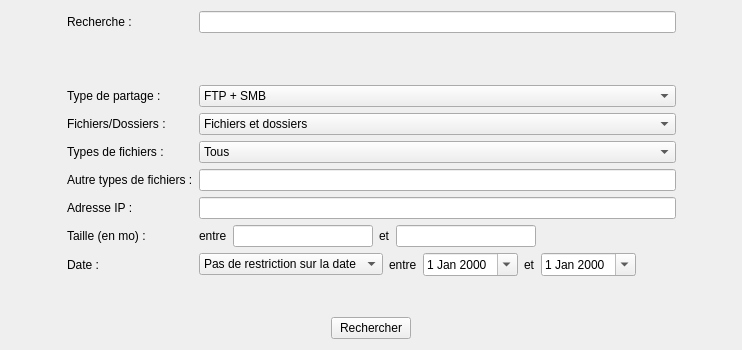
Above: ui/adv_search.ui from MaximeCheramy/pyrex before the change. Below: the same form after it.
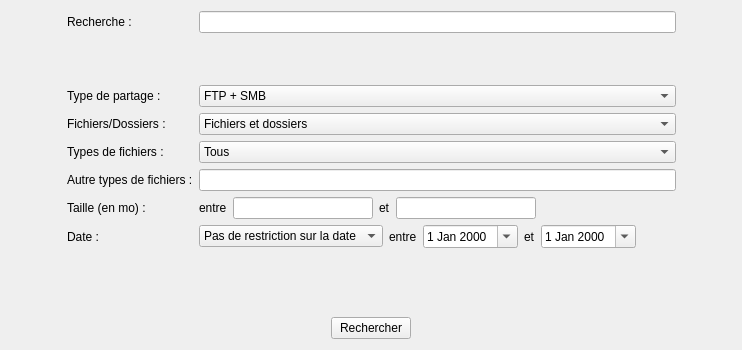
That is the form after the change.

Commit message: Enlevage du champ 'ip' dans la recherche avancée

The edit to the form file:
```diff
--- a/ui/adv_search.ui
+++ b/ui/adv_search.ui
@@ -44,6 +44,19 @@
      </item>
      <item row="0" column="1">
       <layout class="QFormLayout" name="formLayout">
+       <property name="fieldGrowthPolicy">
+        <enum>QFormLayout::AllNonFixedFieldsGrow</enum>
+       </property>
+       <item row="1" column="0">
+        <widget class="QLabel" name="label">
+         <property name="text">
+          <string>Recherche :</string>
+         </property>
+        </widget>
+       </item>
+       <item row="1" column="1">
+        <widget class="QLineEdit" name="search_edit2"/>
+       </item>
        <item row="2" column="1">
         <spacer name="verticalSpacer">
          <property name="orientation">
@@ -64,48 +77,6 @@
          </property>
         </widget>
        </item>
-       <item row="4" column="0">
-        <widget class="QLabel" name="label_3">
-         <property name="text">
-          <string>Fichiers/Dossiers :</string>
-         </property>
-        </widget>
-       </item>
-       <item row="5" column="0">
-        <widget class="QLabel" name="label_4">
-         <property name="text">
-          <string>Types de fichiers :</string>
-         </property>
-        </widget>
-       </item>
-       <item row="6" column="0">
-        <widget class="QLabel" name="label_5">
-         <property name="text">
-          <string>Autre types de fichiers :</string>
-         </property>
-        </widget>
-       </item>
-       <item row="7" column="0">
-        <widget class="QLabel" name="label_6">
-         <property name="text">
-          <string>Adresse IP :</string>
-         </property>
-        </widget>
-       </item>
-       <item row="8" column="0">
-        <widget class="QLabel" name="label_7">
-         <property name="text">
-          <string>Taille (en mo) :</string>
-         </property>
-        </widget>
-       </item>
-       <item row="9" column="0">
-        <widget class="QLabel" name="label_10">
-         <property name="text">
-          <string>Date :</string>
-         </property>
-        </widget>
-       </item>
        <item row="3" column="1">
         <widget class="QComboBox" name="combo_type_partage">
          <item>
@@ -125,6 +96,13 @@
          </item>
         </widget>
        </item>
+       <item row="4" column="0">
+        <widget class="QLabel" name="label_3">
+         <property name="text">
+          <string>Fichiers/Dossiers :</string>
+         </property>
+        </widget>
+       </item>
        <item row="4" column="1">
         <widget class="QComboBox" name="combo_fichier_dossier">
          <item>
@@ -144,6 +122,13 @@
          </item>
         </widget>
        </item>
+       <item row="5" column="0">
+        <widget class="QLabel" name="label_4">
+         <property name="text">
+          <string>Types de fichiers :</string>
+         </property>
+        </widget>
+       </item>
        <item row="5" column="1">
         <widget class="QComboBox" name="combo_type_fichier">
          <item>
@@ -178,13 +163,68 @@
          </item>
         </widget>
        </item>
+       <item row="6" column="0">
+        <widget class="QLabel" name="label_5">
+         <property name="text">
+          <string>Autre types de fichiers :</string>
+         </property>
+        </widget>
+       </item>
        <item row="6" column="1">
         <widget class="QLineEdit" name="ext_edit"/>
        </item>
+       <item row="7" column="0">
+        <widget class="QLabel" name="label_7">
+         <property name="text">
+          <string>Taille (en mo) :</string>
+         </property>
+        </widget>
+       </item>
        <item row="7" column="1">
-        <widget class="QLineEdit" name="ip_edit"/>
+        <layout class="QHBoxLayout" name="horizontalLayout_2">
+         <item>
+          <widget class="QLabel" name="label_9">
+           <property name="text">
+            <string>entre</string>
+           </property>
+          </widget>
+         </item>
+         <item>
+          <widget class="QLineEdit" name="lineEdit_4"/>
+         </item>
+         <item>
+          <widget class="QLabel" name="label_8">
+           <property name="text">
+            <string>et</string>
+           </property>
+          </widget>
+         </item>
+         <item>
+          <widget class="QLineEdit" name="lineEdit_6"/>
+         </item>
+         <item>
+          <spacer name="horizontalSpacer">
+           <property name="orientation">
+            <enum>Qt::Horizontal</enum>
+           </property>
+           <property name="sizeHint" stdset="0">
+            <size>
+             <width>40</width>
+             <height>20</height>
+            </size>
+           </property>
+          </spacer>
+         </item>
+        </layout>
        </item>
-       <item row="9" column="1">
+       <item row="8" column="0">
+        <widget class="QLabel" name="label_10">
+         <property name="text">
+          <string>Date :</string>
+         </property>
+        </widget>
+       </item>
+       <item row="8" column="1">
         <layout class="QHBoxLayout" name="horizontalLayout_3">
          <item>
           <widget class="QComboBox" name="combo_date">
@@ -253,53 +293,6 @@
          </item>
         </layout>
        </item>
-       <item row="8" column="1">
-        <layout class="QHBoxLayout" name="horizontalLayout_2">
-         <item>
-          <widget class="QLabel" name="label_9">
-           <property name="text">
-            <string>entre</string>
-           </property>
-          </widget>
-         </item>
-         <item>
-          <widget class="QLineEdit" name="lineEdit_4"/>
-         </item>
-         <item>
-          <widget class="QLabel" name="label_8">
-           <property name="text">
-            <string>et</string>
-           </property>
-          </widget>
-         </item>
-         <item>
-          <widget class="QLineEdit" name="lineEdit_6"/>
-         </item>
-         <item>
-          <spacer name="horizontalSpacer">
-           <property name="orientation">
-            <enum>Qt::Horizontal</enum>
-           </property>
-           <property name="sizeHint" stdset="0">
-            <size>
-             <width>40</width>
-             <height>20</height>
-            </size>
-           </property>
-          </spacer>
-         </item>
-        </layout>
-       </item>
-       <item row="1" column="1">
-        <widget class="QLineEdit" name="search_edit2"/>
-       </item>
-       <item row="1" column="0">
-        <widget class="QLabel" name="label">
-         <property name="text">
-          <string>Recherche :</string>
-         </property>
-        </widget>
-       </item>
       </layout>
      </item>
     </layout>
```
The commit also changes 1 other file.
